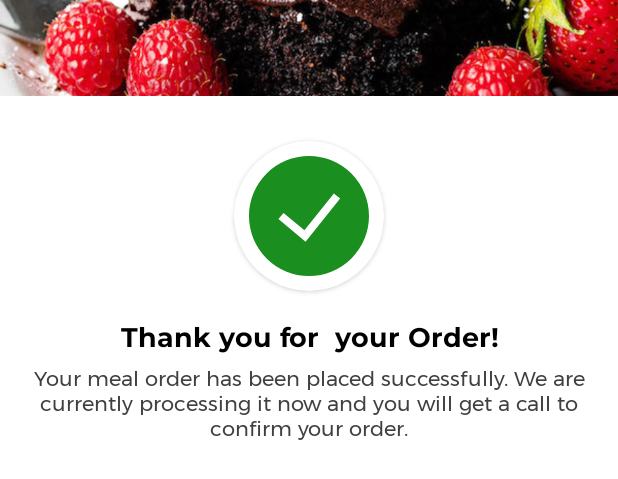
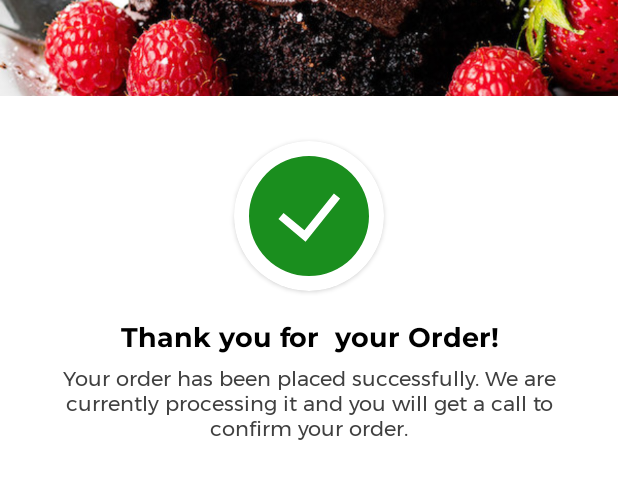
Before and after one commit to patrickhamzaokello/KakebeNative, an Android app: the layout dialog_order_confirmation.xml on its own in the app's theme, with its tools: preview values and no code run, on a phone screen of 412 x 824 dp. Shown: the top 479 px of the screen. Run offline under Robolectric (Android 15) with nearby library versions, the phone set to English and light mode, and no system bars.

Commit message:
update on tracklocation

```diff
--- a/app/src/main/java/com/pkasemer/kakebeshoplira/PlaceOrder.java
+++ b/app/src/main/java/com/pkasemer/kakebeshoplira/PlaceOrder.java
@@ -126,7 +126,7 @@
         btnTodaysMEnu.setOnClickListener(new View.OnClickListener() {
             @Override
             public void onClick(View view) {
-                Intent i = new Intent(PlaceOrder.this, RootActivity.class);
+                Intent i = new Intent(PlaceOrder.this, ManageOrders.class);
                 startActivity(i);
             }
         });
--- a/app/src/main/res/layout/dialog_order_confirmation.xml
+++ b/app/src/main/res/layout/dialog_order_confirmation.xml
@@ -69,7 +69,7 @@
         android:layout_marginTop="8dp"
         android:includeFontPadding="false"
         android:gravity="center"
-        android:text="Your meal order has been placed successfully. We are currently processing it now and you will get a call to confirm your order."
+        android:text="Your order has been placed successfully. We are currently processing it and you will get a call to confirm your order."
         android:textColor="@color/light_black"
         android:textSize="14sp" />
 
--- a/app/src/main/res/layout/order_recommend_layout.xml
+++ b/app/src/main/res/layout/order_recommend_layout.xml
@@ -30,6 +30,7 @@
             android:layout_height="wrap_content"
             android:textColor="@color/black"
             android:gravity="center"
+            android:fontFamily="@font/montserrat"
             android:layout_marginTop="10dp"
             android:text="Order Complete, We are Processing it Now. you will recieve a phone call from one of our employess to verify your order"/>
 
@@ -39,6 +40,7 @@
             android:layout_width="wrap_content"
             android:layout_height="wrap_content"
             android:textColor="@color/light_grey"
+            android:fontFamily="@font/montserrat"
             android:layout_gravity="center"
             android:layout_marginTop="8dp"
             android:text="From Kakebe Shop Online Team"/>
@@ -54,7 +56,7 @@
             android:layout_marginTop="10dp"
             android:fontFamily="@font/montserrat_bold"
             android:gravity="center"
-            android:text="Top Categories"
+            android:text="Track Order"
             app:iconSize="18dp"
             app:iconGravity="textStart"
             app:iconTint="@color/white"
@@ -69,7 +71,7 @@
             style="@style/Widget.MaterialComponents.Button.OutlinedButton"
             android:layout_width="match_parent"
             android:layout_height="wrap_content"
-            android:text="Go Home"
+            android:text="Home"
             android:layout_marginHorizontal="10dp"
             android:textColor="@color/purple_500"
             android:transitionName="account_change"
```
Also changed, not shown: app/src/main/java/com/pkasemer/kakebeshoplira/Dialogs/OrderConfirmationDialog.java (+2 -10 lines).
